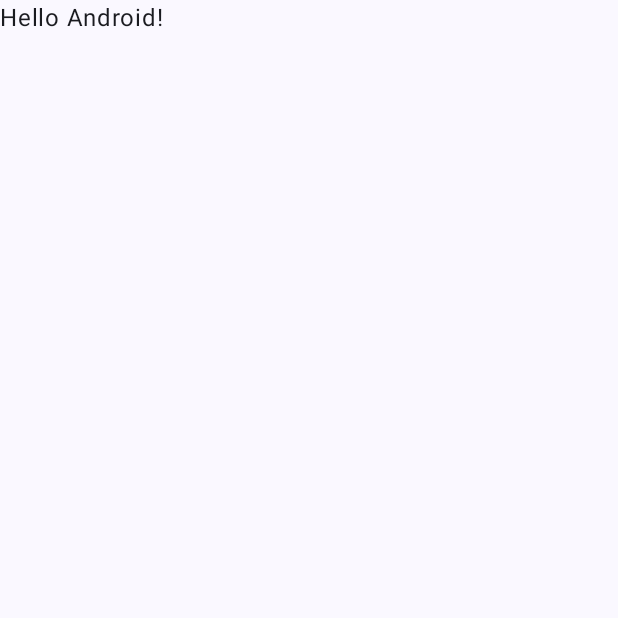
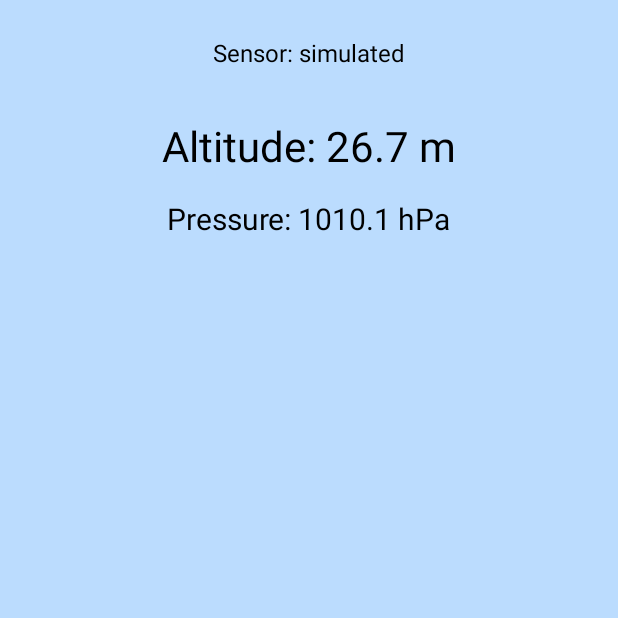
Before and after one commit to jonahr4/CS501-A6Q1, an Android app built with Jetpack Compose: the first screen one second after launch (MainActivity), on a phone screen of 412 x 824 dp, the top half of it. Before the commit the part shown is almost empty. Run offline under Robolectric (Android 15) with nearby library versions, the phone set to English and light mode, and no system bars.

Commit message:
Added Implementation

```diff
--- a/app/build.gradle.kts
+++ b/app/build.gradle.kts
@@ -49,6 +49,7 @@ dependencies {
     implementation(libs.androidx.compose.ui.graphics)
     implementation(libs.androidx.compose.ui.tooling.preview)
     implementation(libs.androidx.compose.material3)
+    implementation("androidx.constraintlayout:constraintlayout:2.1.4")
     testImplementation(libs.junit)
     androidTestImplementation(libs.androidx.junit)
     androidTestImplementation(libs.androidx.espresso.core)
--- a/app/src/main/java/com/example/a6q1/MainActivity.kt
+++ b/app/src/main/java/com/example/a6q1/MainActivity.kt
@@ -1,47 +1,116 @@
 package com.example.a6q1
 
+import android.content.Context
+import android.graphics.Color
+import android.hardware.Sensor
+import android.hardware.SensorEvent
+import android.hardware.SensorEventListener
+import android.hardware.SensorManager
 import android.os.Bundle
+import android.os.Handler
+import android.os.Looper
+import android.widget.TextView
 import androidx.activity.ComponentActivity
-import androidx.activity.compose.setContent
-import androidx.activity.enableEdgeToEdge
-import androidx.compose.foundation.layout.fillMaxSize
-import androidx.compose.foundation.layout.padding
-import androidx.compose.material3.Scaffold
-import androidx.compose.material3.Text
-import androidx.compose.runtime.Composable
-import androidx.compose.ui.Modifier
-import androidx.compose.ui.tooling.preview.Preview
-import com.example.a6q1.ui.theme.A6Q1Theme
+import androidx.constraintlayout.widget.ConstraintLayout
+import kotlin.math.pow
 
-class MainActivity : ComponentActivity() {
+class MainActivity : ComponentActivity(), SensorEventListener {
+
+    private lateinit var sensorManager: SensorManager
+    private var pressureSensor: Sensor? = null
+
+    private lateinit var rootLayout: ConstraintLayout
+    private lateinit var altitudeText: TextView
+    private lateinit var pressureText: TextView
+    private lateinit var statusText: TextView
+
+    private val p0 = 1013.25f
+    private val handler = Handler(Looper.getMainLooper())
+    private var fakePressure = p0
+
+    private val simulatePressure = object : Runnable {
+        override fun run() {
+            // fake sensor gently drifts so the UI still moves
+            fakePressure -= 0.8f
+            if (fakePressure < 980f) {
+                fakePressure = p0
+            }
+            updateReadings(fakePressure, false)
+            handler.postDelayed(this, 1000)
+        }
+    }
+
     override fun onCreate(savedInstanceState: Bundle?) {
         super.onCreate(savedInstanceState)
-        enableEdgeToEdge()
-        setContent {
-            A6Q1Theme {
-                Scaffold(modifier = Modifier.fillMaxSize()) { innerPadding ->
-                    Greeting(
-                        name = "Android",
-                        modifier = Modifier.padding(innerPadding)
-                    )
-                }
-            }
+        setContentView(R.layout.activity_main)
+
+        rootLayout = findViewById(R.id.main_root)
+        altitudeText = findViewById(R.id.altitude_value)
+        pressureText = findViewById(R.id.pressure_value)
+        statusText = findViewById(R.id.status_value)
+
+        sensorManager = getSystemService(Context.SENSOR_SERVICE) as SensorManager
+        pressureSensor = sensorManager.getDefaultSensor(Sensor.TYPE_PRESSURE)
+
+        if (pressureSensor != null) {
+            statusText.text = getString(R.string.status_live)
+        } else {
+            statusText.text = getString(R.string.status_fake)
+            handler.post(simulatePressure)
         }
     }
-}
 
-@Composable
-fun Greeting(name: String, modifier: Modifier = Modifier) {
-    Text(
-        text = "Hello $name!",
-        modifier = modifier
-    )
-}
+    override fun onResume() {
+        super.onResume()
+        pressureSensor?.also {
+            // register when activity is visible
+            sensorManager.registerListener(this, it, SensorManager.SENSOR_DELAY_NORMAL)
+        } ?: handler.post(simulatePressure)
+    }
 
-@Preview(showBackground = true)
-@Composable
-fun GreetingPreview() {
-    A6Q1Theme {
-        Greeting("Android")
+    override fun onPause() {
+        super.onPause()
+        sensorManager.unregisterListener(this)
+        handler.removeCallbacks(simulatePressure)
+    }
+
+    override fun onSensorChanged(event: SensorEvent?) {
+        val pressure = event?.values?.firstOrNull() ?: return
+        updateReadings(pressure, true)
+    }
+
+    override fun onAccuracyChanged(sensor: Sensor?, accuracy: Int) {
+        // not needed for this simple demo
+    }
+
+    private fun updateReadings(pressure: Float, live: Boolean) {
+        val altitude = pressureToAltitude(pressure)
+        altitudeText.text = getString(R.string.altitude_format, altitude)
+        pressureText.text = getString(R.string.pressure_format, pressure)
+        if (!live) {
+            statusText.text = getString(R.string.status_fake)
+        }
+        applyBackground(altitude)
+    }
+
+    private fun pressureToAltitude(pressure: Float): Double {
+        val ratio = (pressure / p0).toDouble()
+        return 44330 * (1 - ratio.pow(1 / 5.255))
+    }
+
+    private fun applyBackground(altitude: Double) {
+        // higher altitude -> darker sky color
+        val clamped = altitude.coerceIn(0.0, 4000.0)
+        val t = clamped / 4000.0
+        val baseRed = 0xBB
+        val baseGreen = 0xDC
+        val baseBlue = 0xFE
+        val drop = (t * 140).toInt()
+        val color = Color.rgb(
+            (baseRed - drop).coerceAtLeast(0),
+            (baseGreen - drop).coerceAtLeast(0),
+            (baseBlue - drop * 2).coerceAtLeast(0)
+        )
+        rootLayout.setBackgroundColor(color)
     }
 }
--- /dev/null
+++ b/app/src/main/res/layout/activity_main.xml
@@ -0,0 +1,44 @@
+<?xml version="1.0" encoding="utf-8"?>
+<androidx.constraintlayout.widget.ConstraintLayout xmlns:android="http://schemas.android.com/apk/res/android"
+    xmlns:app="http://schemas.android.com/apk/res-auto"
+    android:id="@+id/main_root"
+    android:layout_width="match_parent"
+    android:layout_height="match_parent"
+    android:padding="24dp">
+
+    <TextView
+        android:id="@+id/status_value"
+        android:layout_width="wrap_content"
+        android:layout_height="wrap_content"
+        android:text="@string/status_live"
+        android:textColor="@android:color/black"
+        android:textSize="16sp"
+        app:layout_constraintEnd_toEndOf="parent"
+        app:layout_constraintStart_toStartOf="parent"
+        app:layout_constraintTop_toTopOf="parent" />
+
+    <TextView
+        android:id="@+id/altitude_value"
+        android:layout_width="wrap_content"
+        android:layout_height="wrap_content"
+        android:layout_marginTop="32dp"
+        android:text="Altitude: -- m"
+        android:textColor="@android:color/black"
+        android:textSize="28sp"
+        app:layout_constraintEnd_toEndOf="parent"
+        app:layout_constraintStart_toStartOf="parent"
+        app:layout_constraintTop_toBottomOf="@id/status_value" />
+
+    <TextView
+        android:id="@+id/pressure_value"
+        android:layout_width="wrap_content"
+        android:layout_height="wrap_content"
+        android:layout_marginTop="16dp"
+        android:text="Pressure: -- hPa"
+        android:textColor="@android:color/black"
+        android:textSize="20sp"
+        app:layout_constraintEnd_toEndOf="parent"
+        app:layout_constraintStart_toStartOf="parent"
+        app:layout_constraintTop_toBottomOf="@id/altitude_value" />
+
+</androidx.constraintlayout.widget.ConstraintLayout>
--- a/app/src/main/res/values/strings.xml
+++ b/app/src/main/res/values/strings.xml
@@ -1,3 +1,8 @@
 <resources>
     <string name="app_name">A6Q1</string>
+    <string name="altitude_format">Altitude: %.1f m</string>
+    <string name="pressure_format">Pressure: %.1f hPa</string>
+    <string name="status_label">Sensor</string>
+    <string name="status_live">Sensor: live</string>
+    <string name="status_fake">Sensor: simulated</string>
 </resources>
```
